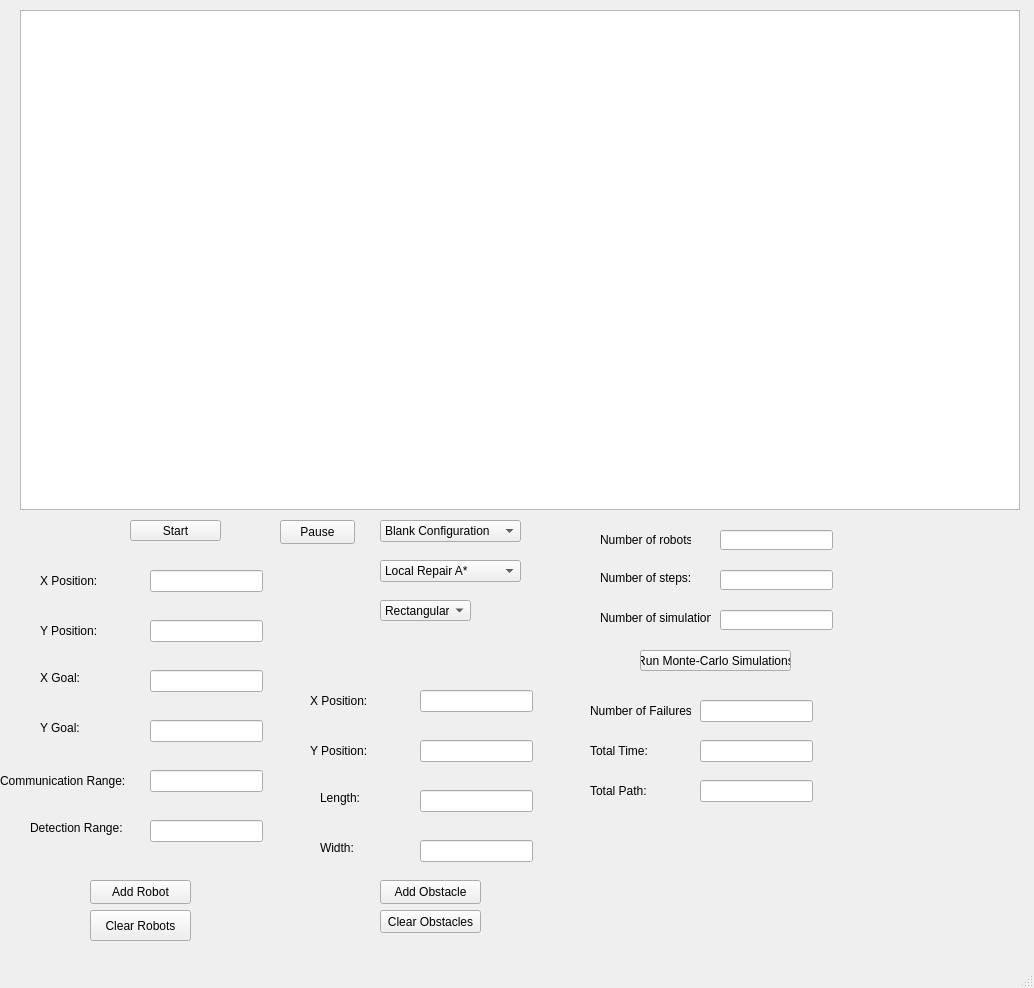
First picture: the form in multiagent_pathfinding_ui/mainwindow.ui, repository sinancimen/multiagent_pathfinding, before the edit.
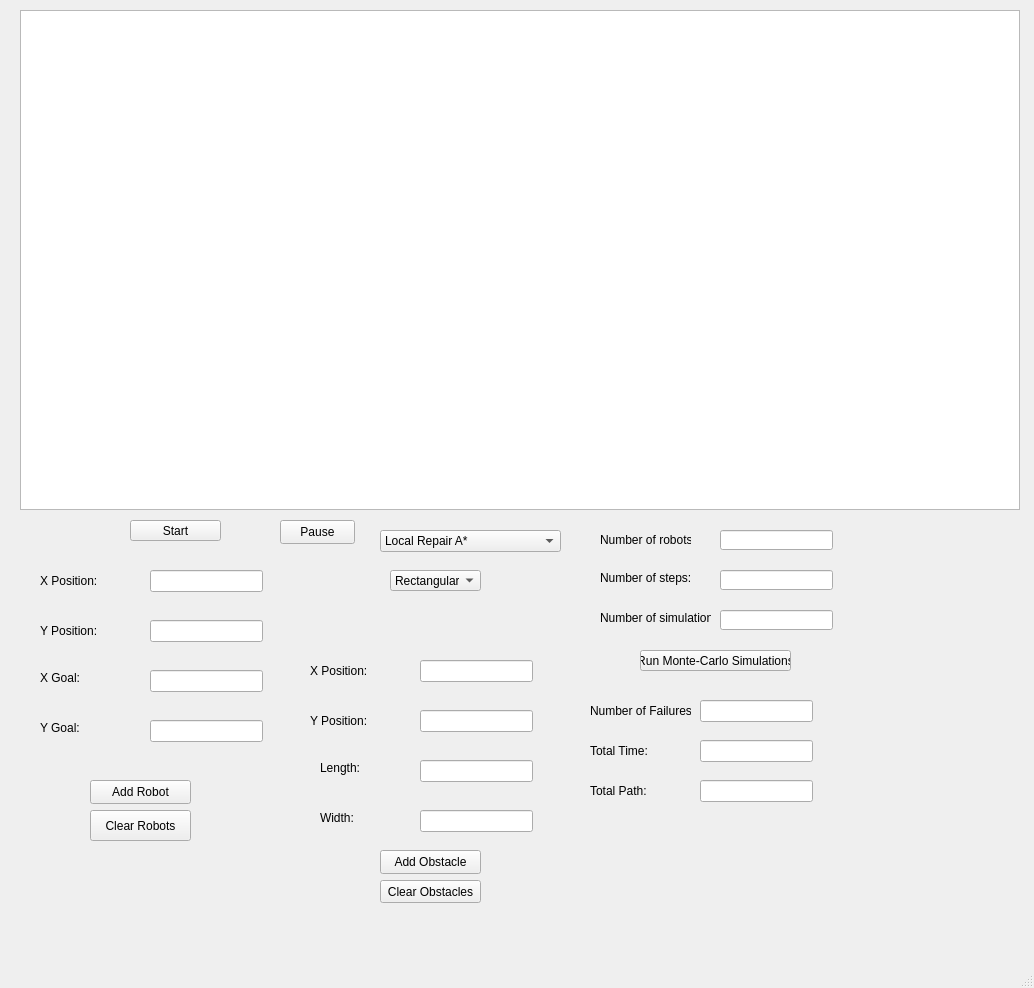
Second picture: the form after the edit.

What changed in the file:
```diff
--- a/multiagent_pathfinding_ui/mainwindow.ui
+++ b/multiagent_pathfinding_ui/mainwindow.ui
@@ -18,7 +18,7 @@
     <property name="geometry">
      <rect>
       <x>90</x>
-      <y>880</y>
+      <y>780</y>
       <width>101</width>
       <height>24</height>
      </rect>
@@ -31,7 +31,7 @@
     <property name="geometry">
      <rect>
       <x>380</x>
-      <y>880</y>
+      <y>850</y>
       <width>101</width>
       <height>24</height>
      </rect>
@@ -40,42 +40,12 @@
      <string>Add Obstacle</string>
     </property>
    </widget>
-   <widget class="QComboBox" name="configSelectionComboBox">
-    <property name="geometry">
-     <rect>
-      <x>380</x>
-      <y>520</y>
-      <width>141</width>
-      <height>22</height>
-     </rect>
-    </property>
-    <item>
-     <property name="text">
-      <string>Blank Configuration</string>
-     </property>
-    </item>
-    <item>
-     <property name="text">
-      <string>Configuration 1</string>
-     </property>
-    </item>
-    <item>
-     <property name="text">
-      <string>Configuration 2</string>
-     </property>
-    </item>
-    <item>
-     <property name="text">
-      <string>Configuration 3</string>
-     </property>
-    </item>
-   </widget>
    <widget class="QComboBox" name="methodSelectionComboBox">
     <property name="geometry">
      <rect>
       <x>380</x>
-      <y>560</y>
-      <width>141</width>
+      <y>530</y>
+      <width>181</width>
       <height>22</height>
      </rect>
     </property>
@@ -119,8 +89,8 @@
    <widget class="QComboBox" name="comboBox">
     <property name="geometry">
      <rect>
-      <x>380</x>
-      <y>600</y>
+      <x>390</x>
+      <y>570</y>
       <width>91</width>
       <height>21</height>
      </rect>
@@ -140,7 +110,7 @@
     <property name="geometry">
      <rect>
       <x>290</x>
-      <y>630</y>
+      <y>600</y>
       <width>271</width>
       <height>251</height>
      </rect>
@@ -314,39 +284,6 @@
      </widget>
     </widget>
    </widget>
-   <widget class="QLineEdit" name="commRangeTextbox">
-    <property name="geometry">
-     <rect>
-      <x>150</x>
-      <y>770</y>
-      <width>113</width>
-      <height>22</height>
-     </rect>
-    </property>
-   </widget>
-   <widget class="QLineEdit" name="detRangeTextbox">
-    <property name="geometry">
-     <rect>
-      <x>150</x>
-      <y>820</y>
-      <width>113</width>
-      <height>22</height>
-     </rect>
-    </property>
-   </widget>
-   <widget class="QLabel" name="commRangeLabel">
-    <property name="geometry">
-     <rect>
-      <x>0</x>
-      <y>770</y>
-      <width>151</width>
-      <height>21</height>
-     </rect>
-    </property>
-    <property name="text">
-     <string>Communication Range: </string>
-    </property>
-   </widget>
    <widget class="QLineEdit" name="positionXTextbox_3">
     <property name="geometry">
      <rect>
@@ -413,19 +350,6 @@
      </rect>
     </property>
    </widget>
-   <widget class="QLabel" name="detRangeLabel">
-    <property name="geometry">
-     <rect>
-      <x>30</x>
-      <y>820</y>
-      <width>121</width>
-      <height>16</height>
-     </rect>
-    </property>
-    <property name="text">
-     <string>Detection Range: </string>
-    </property>
-   </widget>
    <widget class="QLabel" name="goalYLabel">
     <property name="geometry">
      <rect>
@@ -1043,7 +967,7 @@
     <property name="geometry">
      <rect>
       <x>90</x>
-      <y>910</y>
+      <y>810</y>
       <width>101</width>
       <height>31</height>
      </rect>
@@ -1138,7 +1062,7 @@
     <property name="geometry">
      <rect>
       <x>380</x>
-      <y>910</y>
+      <y>880</y>
       <width>101</width>
       <height>23</height>
      </rect>
```
Left out of the diff: 39 changed lines with no effect on the pictures.
